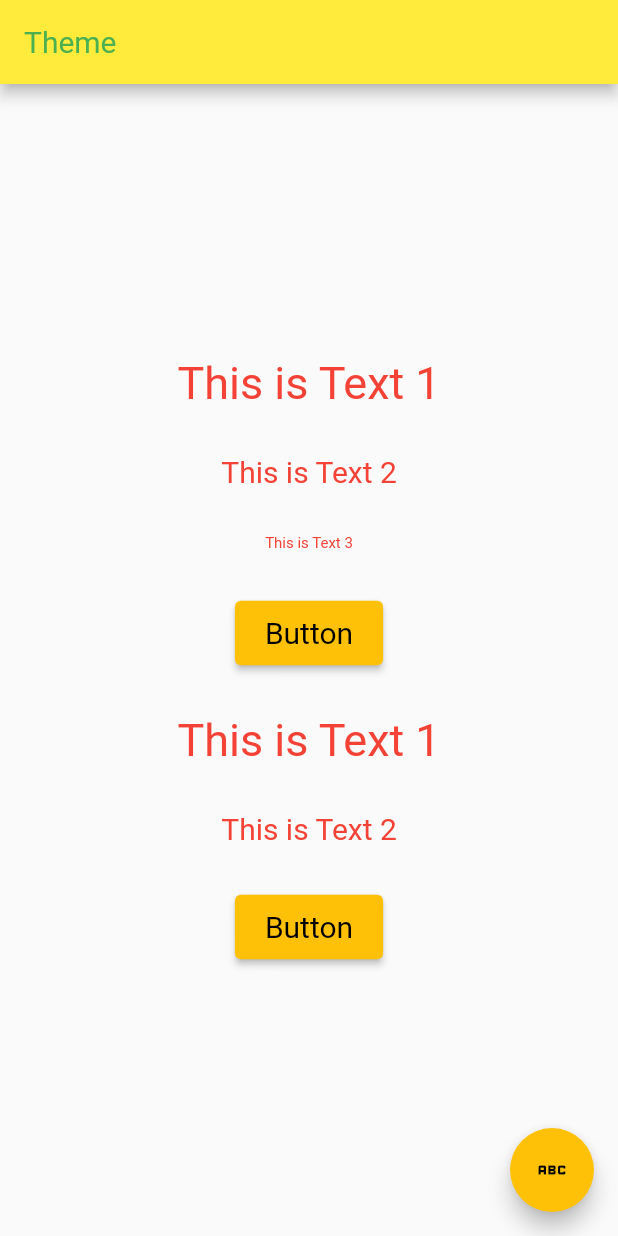
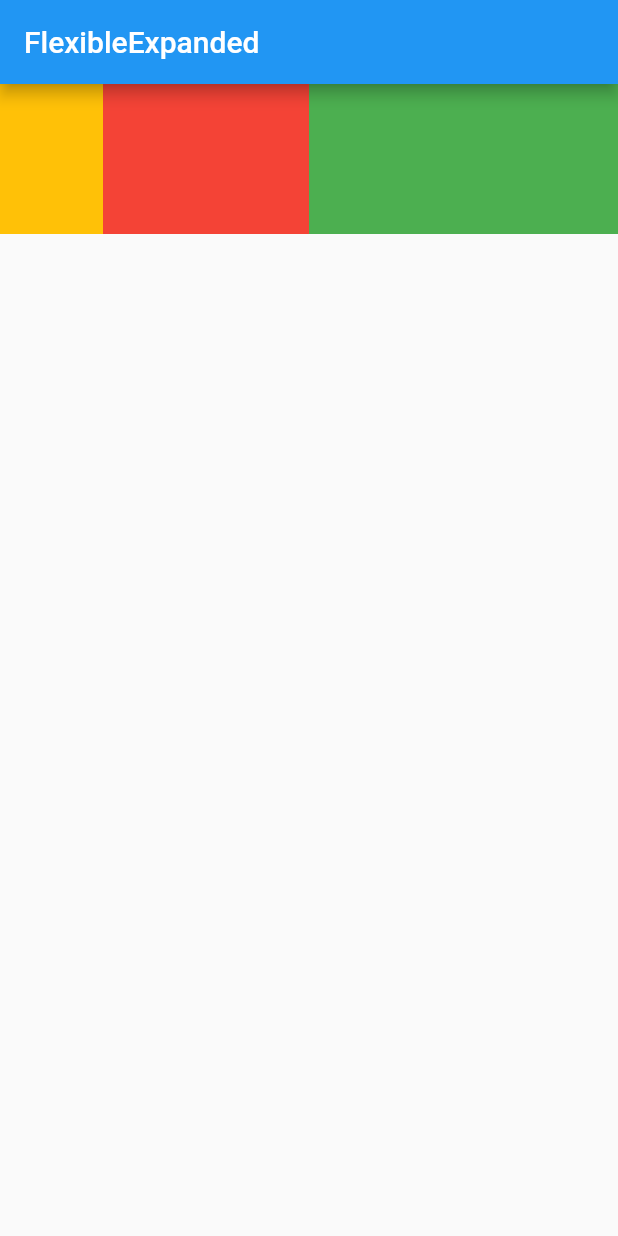
Before and after one commit to jihanlugas/flutter-catalog, a Flutter app: the screen it shows after launch, on a phone screen of 412 x 824 dp. Run offline on Flutter 3.47's test engine with Material 2 defaults, Android fonts, the phone set to English and light mode, and no system bars; our stand-ins replace faker.

Commit message:
Flexible Expanded

```diff
--- a/lib/main.dart
+++ b/lib/main.dart
@@ -1,6 +1,6 @@
 import 'package:flutter/material.dart';
-import 'package:flutter_catalog/screens/theme.dart';
+import 'package:flutter_catalog/screens/flexible_expended.dart';
 
 void main() {
-  runApp(ThemeApp());
+  runApp(FlexibleExpanded());
 }
--- /dev/null
+++ b/lib/screens/flexible_expended.dart
@@ -0,0 +1,56 @@
+import 'package:flutter/material.dart';
+
+class FlexibleExpanded extends StatelessWidget {
+  const FlexibleExpanded({super.key});
+
+  @override
+  Widget build(BuildContext context) {
+    return MaterialApp(
+      debugShowCheckedModeBanner: false,
+      home: FlexibleExpandedScreen(),
+    );
+  }
+}
+
+class FlexibleExpandedScreen extends StatelessWidget {
+  const FlexibleExpandedScreen({super.key});
+
+  @override
+  Widget build(BuildContext context) {
+    return Scaffold(
+      appBar: AppBar(
+        title: Text('FlexibleExpanded'),
+      ),
+      body: Row(
+        children: [
+          Flexible(
+            // fit: FlexFit.tight,
+            flex: 1,
+            child: Container(
+              height: 100,
+              color: Colors.amber,
+              // child: Text('Text Yang Panjang'),
+            ),
+          ),
+          Flexible(
+            // fit: FlexFit.tight,
+            flex: 2,
+            child: Container(
+              height: 100,
+              color: Colors.red,
+              // child: Text('Text Sedang'),
+            ),
+          ),
+          Flexible(
+            flex: 3,
+            child: Container(
+              height: 100,
+              color: Colors.green,
+              // child: Text('Pendek'),
+            ),
+          ),
+        ],
+      ),
+    );
+  }
+}
```
